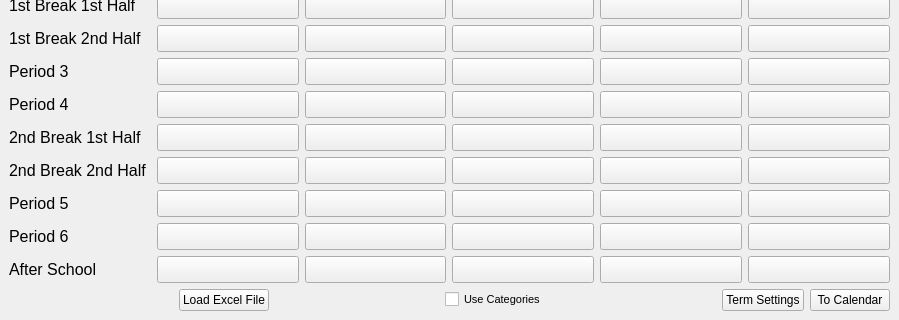
DamoM73/timetabler2outlook, file tt2outlook.ui: the form before one commit; both pictures show x 0 to 899 and y 496 to 816 of the 899 by 816 pixel window.
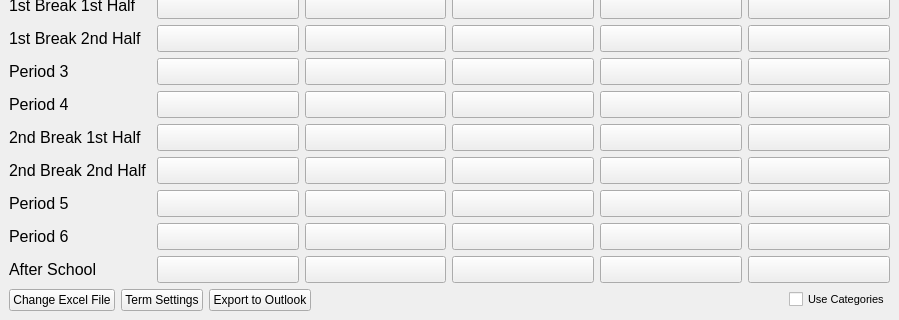
The form after the commit.

What changed in the file:
```diff
--- a/tt2outlook.ui
+++ b/tt2outlook.ui
@@ -1432,23 +1432,27 @@
       </item>
       <item>
        <layout class="QHBoxLayout" name="horizontalLayout_2">
-        <item>
-         <spacer name="horizontalSpacer_2">
-          <property name="orientation">
-           <enum>Qt::Horizontal</enum>
-          </property>
-          <property name="sizeHint" stdset="0">
-           <size>
-            <width>40</width>
-            <height>20</height>
-           </size>
-          </property>
-         </spacer>
-        </item>
         <item>
          <widget class="QPushButton" name="excel_btn">
           <property name="text">
-           <string>Load Excel File</string>
+           <string>Change Excel File</string>
+          </property>
+         </widget>
+        </item>
+        <item>
+         <widget class="QPushButton" name="term_settings_btn">
+          <property name="text">
+           <string>Term Settings</string>
+          </property>
+         </widget>
+        </item>
+        <item>
+         <widget class="QPushButton" name="write_btn">
+          <property name="toolTip">
+           <string>Send lessons to Outllook Calendar</string>
+          </property>
+          <property name="text">
+           <string>Export to Outlook</string>
           </property>
          </widget>
         </item>
@@ -1477,36 +1481,6 @@
           </property>
          </widget>
         </item>
-        <item>
-         <spacer name="horizontalSpacer_3">
-          <property name="orientation">
-           <enum>Qt::Horizontal</enum>
-          </property>
-          <property name="sizeHint" stdset="0">
-           <size>
-            <width>40</width>
-            <height>20</height>
-           </size>
-          </property>
-         </spacer>
-        </item>
-        <item>
-         <widget class="QPushButton" name="term_settings_btn">
-          <property name="text">
-           <string>Term Settings</string>
-          </property>
-         </widget>
-        </item>
-        <item>
-         <widget class="QPushButton" name="write_btn">
-          <property name="toolTip">
-           <string>Send lessons to Outllook Calendar</string>
-          </property>
-          <property name="text">
-           <string>To Calendar</string>
-          </property>
-         </widget>
-        </item>
        </layout>
       </item>
      </layout>
```
